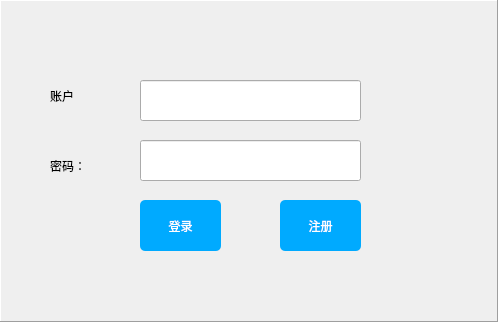
Qt form src/loginwindow.ui (WHUCSLASD2017/nowe) before a commit.
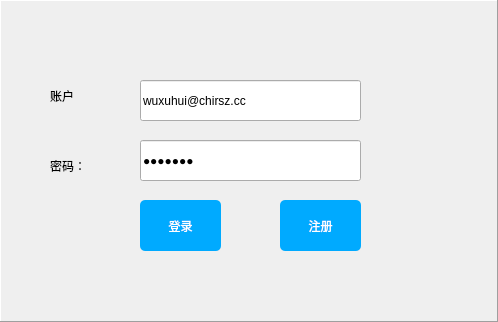
The same form after that commit.

The edit to the form file:
```diff
--- a/src/loginwindow.ui
+++ b/src/loginwindow.ui
@@ -176,7 +176,7 @@
          </rect>
         </property>
         <property name="text">
-         <string/>
+         <string>wuxuhui@chirsz.cc</string>
         </property>
         <property name="readOnly">
          <bool>false</bool>
@@ -195,7 +195,7 @@
          </rect>
         </property>
         <property name="text">
-         <string/>
+         <string>wuxuhui</string>
         </property>
         <property name="echoMode">
          <enum>QLineEdit::Password</enum>
```
